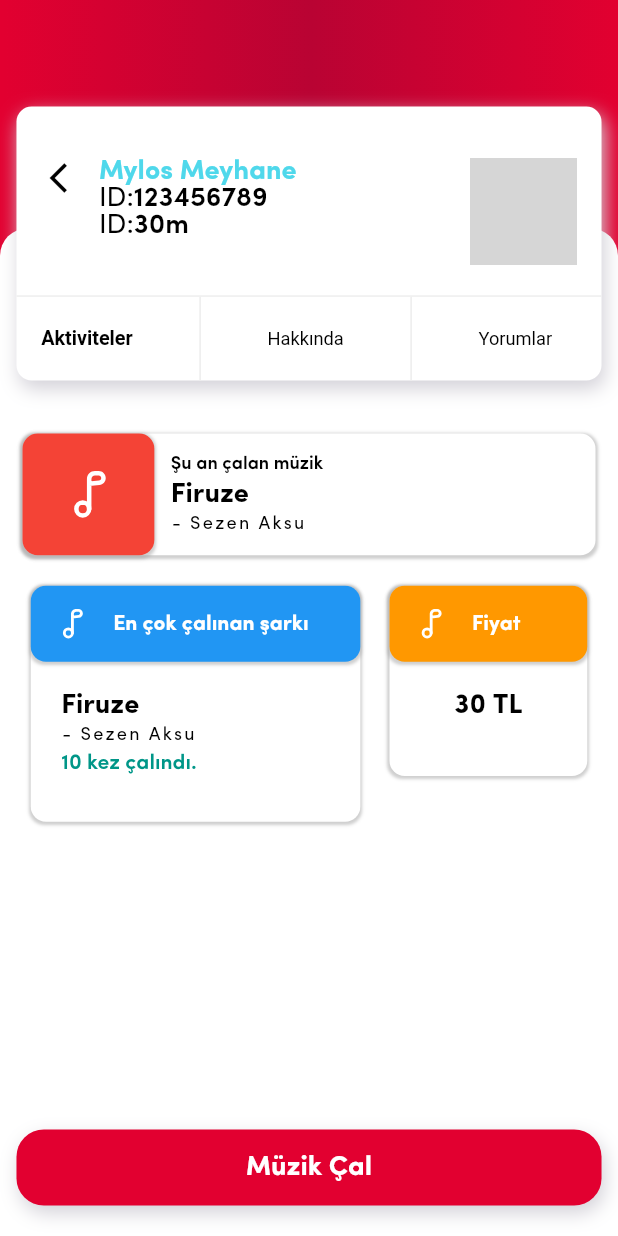
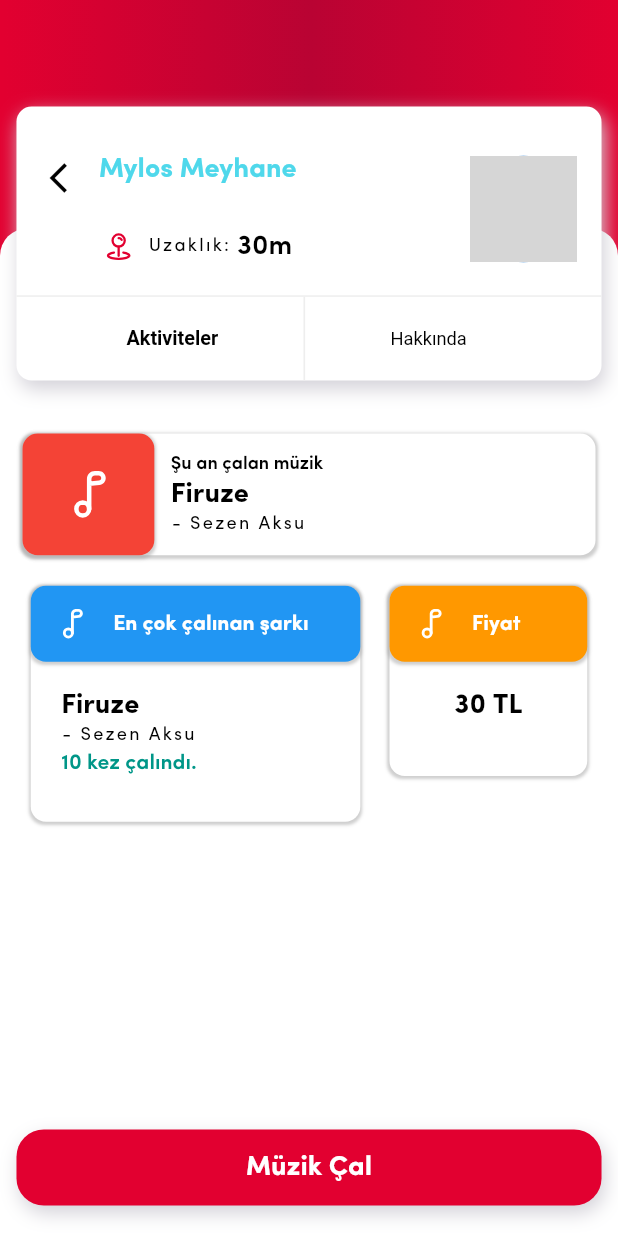
Before and after one commit to erkanrcelik/choosicbox, a Flutter app: the StoreDetailView screen opened by its route, on a phone screen of 412 x 824 dp. Run offline on Flutter 3.47's test engine with Material 2 defaults, Android fonts, the phone set to English and light mode, and no system bars; our stand-ins replace avatar_glow, carousel_slider, flutter_advanced_drawer, flutter_rating_stars, flutter_screenutil, flutter_svg and 3 more; missing offline and left inert: cupertino_range_slider_improved, custom_accordion, intl_phone_field2; Roboto replaces fonts that are missing (Poppins); grey boxes are pictures that could not be loaded.

Commit message:
some new changes

```diff
--- a/lib/screens/home/storeDetail/View/store_detail_view.dart
+++ b/lib/screens/home/storeDetail/View/store_detail_view.dart
@@ -5,6 +5,7 @@
 import 'package:flutter_screenutil/flutter_screenutil.dart';
 import 'package:get/get.dart';
 
+import '../../../../config/path/svg_path.dart';
 import 'detailTab/activities/dart/store_detail_activities.dart';
 
 class StoreDetailView extends StatefulWidget {
@@ -142,24 +143,18 @@
                                       .textTheme
                                       .headlineMedium,
                                 ),
+                                SizedBox(height: 30.h,),
                                 Row(
-                                  mainAxisAlignment: MainAxisAlignment.center,
+                                  mainAxisAlignment: MainAxisAlignment.spaceEvenly,
                                   children: [
+                                    SvgPath(
+                                      svgPath: "map_pin",
+                                    ),
+                                    SizedBox(width: 6.h,),
                                     Text(
-                                      'ID:',
+                                      'Uzaklık: ',
                                       style:
-                                          Theme.of(context).textTheme.bodySmall,
-                                    ),
-                                    Text('123456789'),
-                                  ],
-                                ),
-                                Row(
-                                  mainAxisAlignment: MainAxisAlignment.center,
-                                  children: [
-                                    Text(
-                                      'ID:',
-                                      style:
-                                          Theme.of(context).textTheme.bodySmall,
+                                          Theme.of(context).textTheme.labelSmall,
                                     ),
                                     Text('30m'),
                                   ],
@@ -188,9 +183,10 @@
                         ),
                         child: Padding(
                           padding: EdgeInsets.only(left: 15.0.w, right: 30.0.w),
+                          child: Center(
                             child: Row(
                               crossAxisAlignment: CrossAxisAlignment.center,
-                            mainAxisAlignment: MainAxisAlignment.spaceBetween,
+                              mainAxisAlignment: MainAxisAlignment.spaceEvenly,
                               children: [
                                 ProfileTabbarButton(
                                   isClicked: pageIndex == 0 ? true : false,
@@ -215,12 +211,8 @@
                                     });
                                   },
                                 ),
-                              Container(
-                                width: 1.w,
-                                height: 55.h,
-                                color: Color(0xFFEEEEEE),
-                              ),
-                              ProfileTabbarButton(
+
+                                /*ProfileTabbarButton(
                                   isClicked: pageIndex == 2 ? true : false,
                                   title: 'Yorumlar',
                                   onTap: () {
@@ -228,8 +220,10 @@
                                       pageIndex = 2;
                                     });
                                   },
+                                ),*/
+                                //Mekan yorum alanı şu anlık kaldırılmalıdır.
+                              ],
                             ),
-                            ],
                           ),
                         ),
                       )
```
Also changed, not shown: pubspec.lock. Lines whose indentation alone changed are shown as unchanged.
